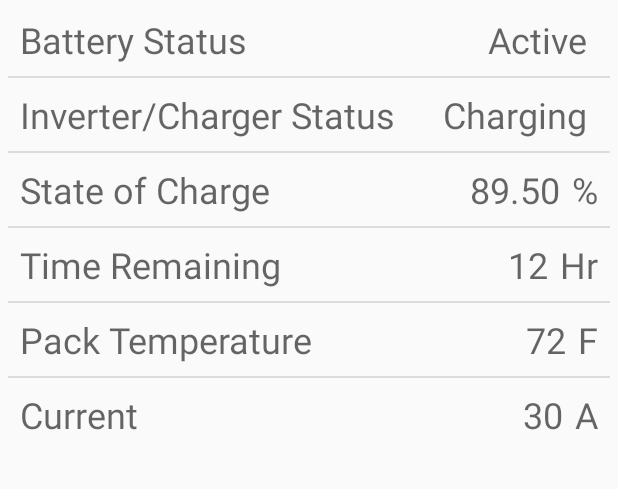
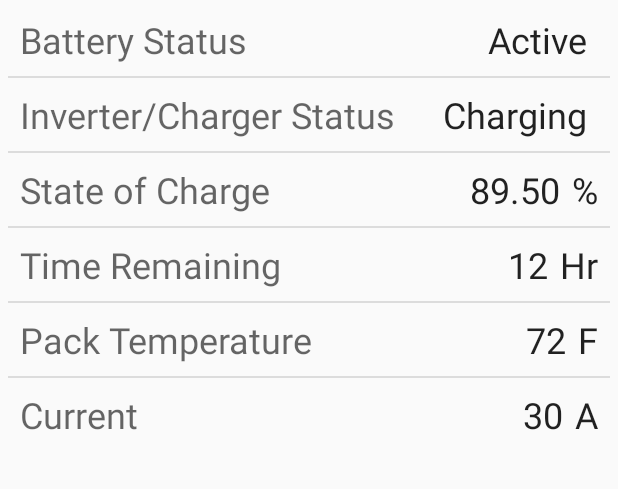
Before and after one commit to aliamir/VoltaPowerSystems, an Android app: the screen it shows after launch (MainActivity), after a tap on "Battery Status", on a phone screen of 412 x 824 dp, the part 317-806 px from its top. Run offline under Robolectric (Android 15) with nearby library versions, the phone set to English and light mode, and no system bars; Roboto replaces fonts that are not available here; 1 other tap on this screen came first.

Commit message:
Added switching between fragments. Back button defaults to battery status page.

```diff
--- a/app/src/main/java/com/voltaps/voltapowersystems/MainActivity.java
+++ b/app/src/main/java/com/voltaps/voltapowersystems/MainActivity.java
@@ -14,7 +14,12 @@ import android.view.Menu;
 import android.view.MenuItem;
 
 public class MainActivity extends AppCompatActivity
-        implements NavigationView.OnNavigationItemSelectedListener, BatteryStatusFragment.OnFragmentInteractionListener {
+        implements NavigationView.OnNavigationItemSelectedListener,
+        BatteryStatusFragment.OnFragmentInteractionListener,
+        PerformanceFragment.OnFragmentInteractionListener {
+
+    FragmentManager fragmentManager;
+    FragmentTransaction fragmentTransaction;
 
     @Override
     protected void onCreate(Bundle savedInstanceState) {
@@ -32,6 +37,7 @@ public class MainActivity extends AppCompatActivity
         NavigationView navigationView = (NavigationView) findViewById(R.id.nav_view);
         navigationView.setNavigationItemSelectedListener(this);
 
+        fragmentManager = getSupportFragmentManager();
         AddBatteryStatusFragment();
     }
 
@@ -75,6 +81,7 @@ public class MainActivity extends AppCompatActivity
 
         if (id == R.id.nav_battery_status) {
             // Handle the battery status fragment
+            ReplaceBatteryStatusFragment();
         } else if (id == R.id.nav_performance) {
             AddPerformanceFragment();
         } else if (id == R.id.nav_settings) {
@@ -89,19 +96,27 @@ public class MainActivity extends AppCompatActivity
     }
 
     private void AddBatteryStatusFragment() {
-        FragmentManager fragmentManager = getSupportFragmentManager();
-        FragmentTransaction fragmentTransaction = fragmentManager.beginTransaction();
+        fragmentTransaction = fragmentManager.beginTransaction();
         BatteryStatusFragment batteryStatus = new BatteryStatusFragment();
         fragmentTransaction.add(R.id.fragmentContainer, batteryStatus);
+        //fragmentTransaction.addToBackStack("homeScreen");
+        fragmentTransaction.commit();
+    }
+
+    private void ReplaceBatteryStatusFragment() {
+        fragmentTransaction = fragmentManager.beginTransaction();
+        BatteryStatusFragment batteryStatus = new BatteryStatusFragment();
+        fragmentTransaction.replace(R.id.fragmentContainer, batteryStatus);
+        fragmentManager.popBackStack();
         fragmentTransaction.commit();
     }
 
 
     private void AddPerformanceFragment() {
-        FragmentManager fragmentManager = getSupportFragmentManager();
-        FragmentTransaction fragmentTransaction = fragmentManager.beginTransaction();
+        fragmentTransaction = fragmentManager.beginTransaction();
         PerformanceFragment performanceFragment = new PerformanceFragment();
-        fragmentTransaction.add(R.id.fragmentContainer, performanceFragment);
+        fragmentTransaction.replace(R.id.fragmentContainer, performanceFragment);
+        fragmentTransaction.addToBackStack("performanceScreen");
         fragmentTransaction.commit();
     }
 
--- a/app/src/main/res/layout/fragment_performance.xml
+++ b/app/src/main/res/layout/fragment_performance.xml
@@ -14,8 +14,7 @@
         android:fontFamily="@font/roboto_medium"
         android:padding="8dp"
         android:text="@string/hello_blank_fragment"
-        android:textSize="24sp"
-        android:theme="@style/Base.TextAppearance.AppCompat.Headline" />
+        android:textSize="24sp" />
 
     <ImageView
         android:id="@+id/imageView2"
--- a/app/src/main/res/layout/list_battery_attributes.xml
+++ b/app/src/main/res/layout/list_battery_attributes.xml
@@ -33,6 +33,7 @@
         android:text="99.99"
         android:textAlignment="textEnd"
         android:textAppearance="@style/TextAppearance.AppCompat.Display1"
+        android:textColor="?attr/actionMenuTextColor"
         android:textSize="24sp" />
 
     <TextView
@@ -46,6 +47,7 @@
         android:paddingBottom="8dp"
         android:text="%"
         android:textAppearance="@style/TextAppearance.AppCompat.Display1"
+        android:textColor="?attr/actionMenuTextColor"
         android:textSize="24sp" />
 
 
```
